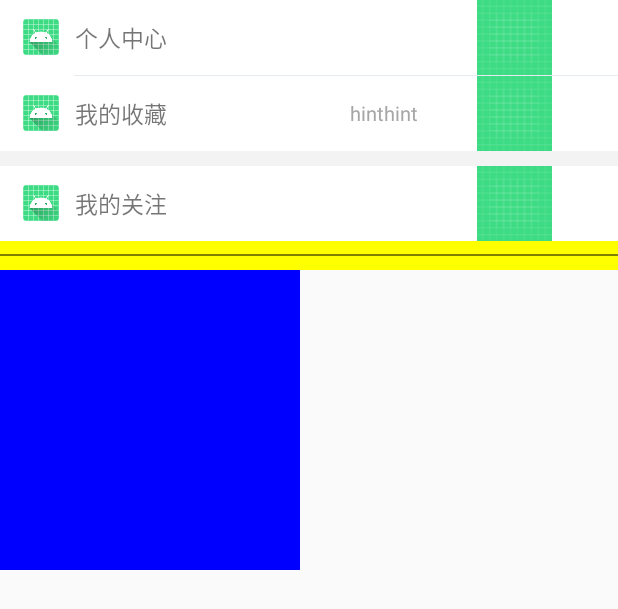
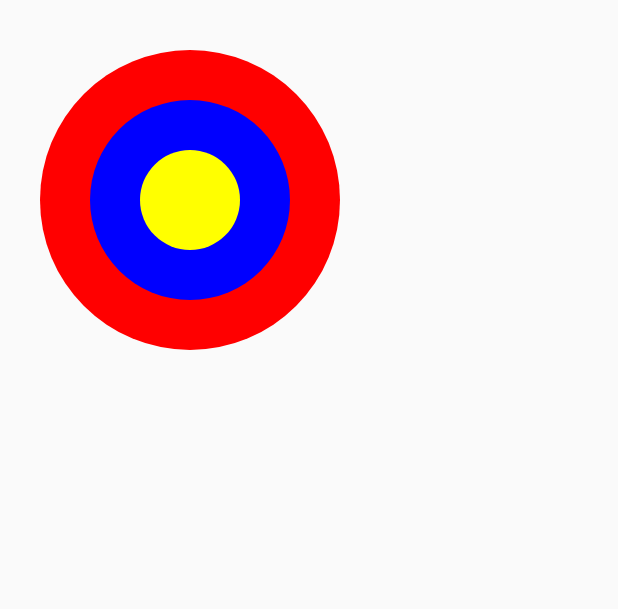
Before and after one commit to nightPPP/MyTest, an Android app: the layout activity_test_self_view.xml on its own in the app's theme, with its tools: preview values and no code run, on a phone screen of 412 x 824 dp. Shown: the top 609 px of the screen. Run offline under Robolectric (Android 15) with nearby library versions, the phone set to English and light mode, and no system bars.

Commit message:
自定义控件1--画笔

```diff
--- a/app/src/main/AndroidManifest.xml
+++ b/app/src/main/AndroidManifest.xml
@@ -13,7 +13,7 @@
         android:roundIcon="@mipmap/ic_launcher_round"
         android:supportsRtl="true"
         android:theme="@style/AppTheme">
-        <activity android:name=".progressbar.ProgressActivity">
+        <activity android:name=".myselfView.TestMyselfViewActivity">
             <intent-filter>
                 <action android:name="android.intent.action.MAIN" />
 
--- /dev/null
+++ b/app/src/main/java/com/example/mytest/myselfView/PaintTest/BasisView.java
@@ -0,0 +1,42 @@
+package com.example.mytest.myselfView.PaintTest;
+
+import android.content.Context;
+import android.graphics.Canvas;
+import android.graphics.Color;
+import android.graphics.Paint;
+import android.util.AttributeSet;
+import android.view.View;
+
+import androidx.annotation.Nullable;
+
+public class BasisView extends View {
+    public BasisView(Context context) {
+        super(context);
+    }
+
+    public BasisView(Context context, @Nullable AttributeSet attrs) {
+        super(context, attrs);
+    }
+
+    public BasisView(Context context, @Nullable AttributeSet attrs, int defStyleAttr) {
+        super(context, attrs, defStyleAttr);
+    }
+
+    @Override
+    protected void onDraw(Canvas canvas) {
+        super.onDraw(canvas);
+
+        Paint paint = new Paint();
+        paint.setColor(Color.RED);
+        paint.setStyle(Paint.Style.FILL);
+        paint.setStrokeWidth(50);
+        //圆心的横向x坐标190，纵向y坐标200， 圆的半径150
+        canvas.drawCircle(190,200,150,paint);
+
+        paint.setColor(Color.BLUE);
+        canvas.drawCircle(190, 200, 100, paint);
+
+        paint.setColor(Color.YELLOW);
+        canvas.drawCircle(190, 200, 50, paint);
+    }
+}
--- a/app/src/main/java/com/example/mytest/myselfView/TestMyselfViewActivity.java
+++ b/app/src/main/java/com/example/mytest/myselfView/TestMyselfViewActivity.java
@@ -17,14 +17,14 @@ public class TestMyselfViewActivity extends AppCompatActivity {
     protected void onCreate(@Nullable Bundle savedInstanceState) {
         super.onCreate(savedInstanceState);
         setContentView(R.layout.activity_test_self_view);
-        MenuItemLayout view = (MenuItemLayout) findViewById(R.id.menu_1);
-        view.setTitleText("666");
-        view.setViewOnlickListener(new View.OnClickListener() {
-            @Override
-            public void onClick(View v) {
-
-            }
-        });
+//        MenuItemLayout view = (MenuItemLayout) findViewById(R.id.menu_1);
+//        view.setTitleText("666");
+//        view.setViewOnlickListener(new View.OnClickListener() {
+//            @Override
+//            public void onClick(View v) {
+//
+//            }
+//        });
 
 
     }
--- a/app/src/main/res/layout/activity_test_self_view.xml
+++ b/app/src/main/res/layout/activity_test_self_view.xml
@@ -5,35 +5,40 @@
     android:layout_height="match_parent"
     android:orientation="vertical">
 
-    <com.example.mytest.myselfView.MenuItemLayout
-        android:id="@+id/menu_1"
+<!--    <com.example.mytest.myselfView.MenuItemLayout-->
+<!--        android:id="@+id/menu_1"-->
+<!--        android:layout_width="match_parent"-->
+<!--        android:layout_height="wrap_content"-->
+<!--        app:divide_line_style="0"-->
+<!--        app:icon_reference="@mipmap/ic_launcher"-->
+<!--        app:title_text="个人中心" />-->
+
+<!--    <com.example.mytest.myselfView.MenuItemLayout-->
+<!--        android:layout_width="match_parent"-->
+<!--        android:layout_height="wrap_content"-->
+<!--        app:divide_line_style="1"-->
+<!--        app:hint_text="hinthint"-->
+<!--        app:icon_reference="@mipmap/ic_launcher"-->
+<!--        app:title_text="我的收藏" />-->
+
+<!--    <com.example.mytest.myselfView.MenuItemLayout-->
+<!--        android:layout_width="match_parent"-->
+<!--        android:layout_height="wrap_content"-->
+<!--        app:divide_line_style="2"-->
+<!--        app:icon_reference="@mipmap/ic_launcher"-->
+<!--        app:title_text="我的关注" />-->
+
+<!--    <com.example.mytest.myselfView.LineTextView-->
+<!--        android:layout_width="match_parent"-->
+<!--        android:layout_height="wrap_content"/>-->
+
+<!--    <com.example.mytest.myselfView.RectView-->
+<!--        android:layout_width="wrap_content"-->
+<!--        android:layout_height="wrap_content"/>-->
+
+
+    <com.example.mytest.myselfView.PaintTest.BasisView
         android:layout_width="match_parent"
-        android:layout_height="wrap_content"
-        app:divide_line_style="0"
-        app:icon_reference="@mipmap/ic_launcher"
-        app:title_text="个人中心" />
-
-    <com.example.mytest.myselfView.MenuItemLayout
-        android:layout_width="match_parent"
-        android:layout_height="wrap_content"
-        app:divide_line_style="1"
-        app:hint_text="hinthint"
-        app:icon_reference="@mipmap/ic_launcher"
-        app:title_text="我的收藏" />
-
-    <com.example.mytest.myselfView.MenuItemLayout
-        android:layout_width="match_parent"
-        android:layout_height="wrap_content"
-        app:divide_line_style="2"
-        app:icon_reference="@mipmap/ic_launcher"
-        app:title_text="我的关注" />
-
-    <com.example.mytest.myselfView.LineTextView
-        android:layout_width="match_parent"
-        android:layout_height="wrap_content"/>
-
-    <com.example.mytest.myselfView.RectView
-        android:layout_width="wrap_content"
-        android:layout_height="wrap_content"/>
+        android:layout_height="match_parent"/>
 
 </LinearLayout>
```
